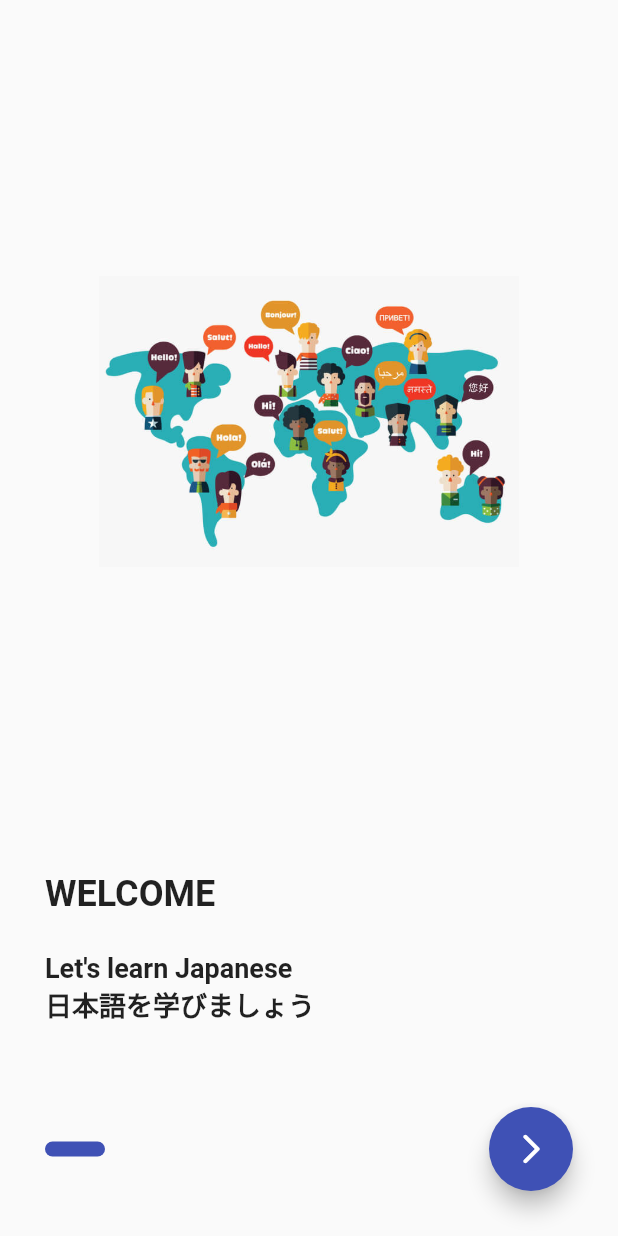
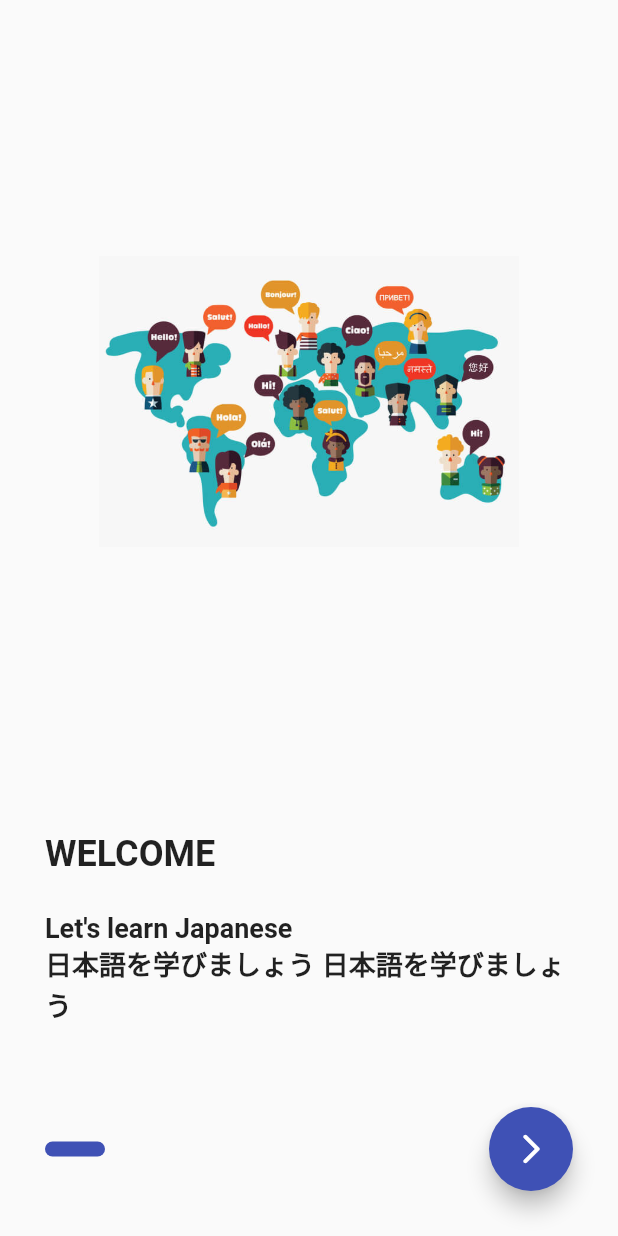
Before and after one commit to HusseinAlswasy/Language_Learning, a Flutter app: the screen it shows after launch, on a phone screen of 412 x 824 dp. Run offline on Flutter 3.47's test engine with Material 2 defaults, Android fonts, the light colour scheme and no system bars; drawn by our look-alikes of smooth_page_indicator; our stand-ins replace audioplayers, lottie.

Commit message:
add new Text

```diff
--- a/lib/screen/onBoarding_page.dart
+++ b/lib/screen/onBoarding_page.dart
@@ -130,7 +130,7 @@ class _OnBoardingScreenState extends State<OnBoardingScreen> {
             ),
           ),
           Text(
-            '日本語を学びましょう',
+            '日本語を学びましょう 日本語を学びましょう',
             style: const TextStyle(
               fontSize: 18,
               fontWeight: FontWeight.bold,
```
